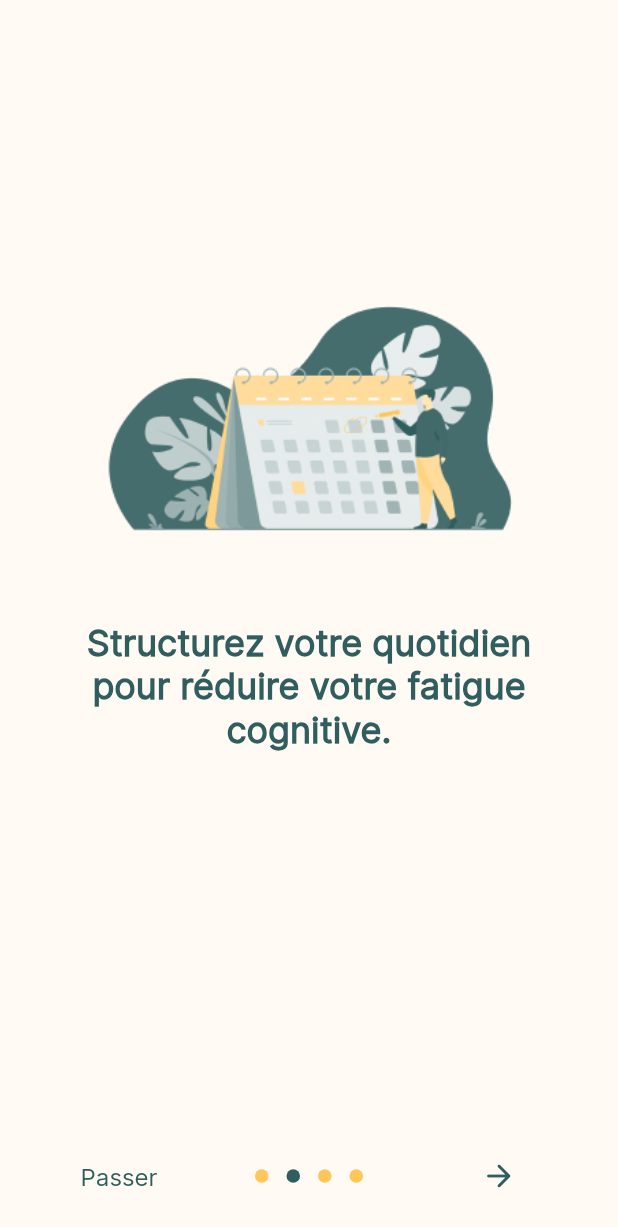
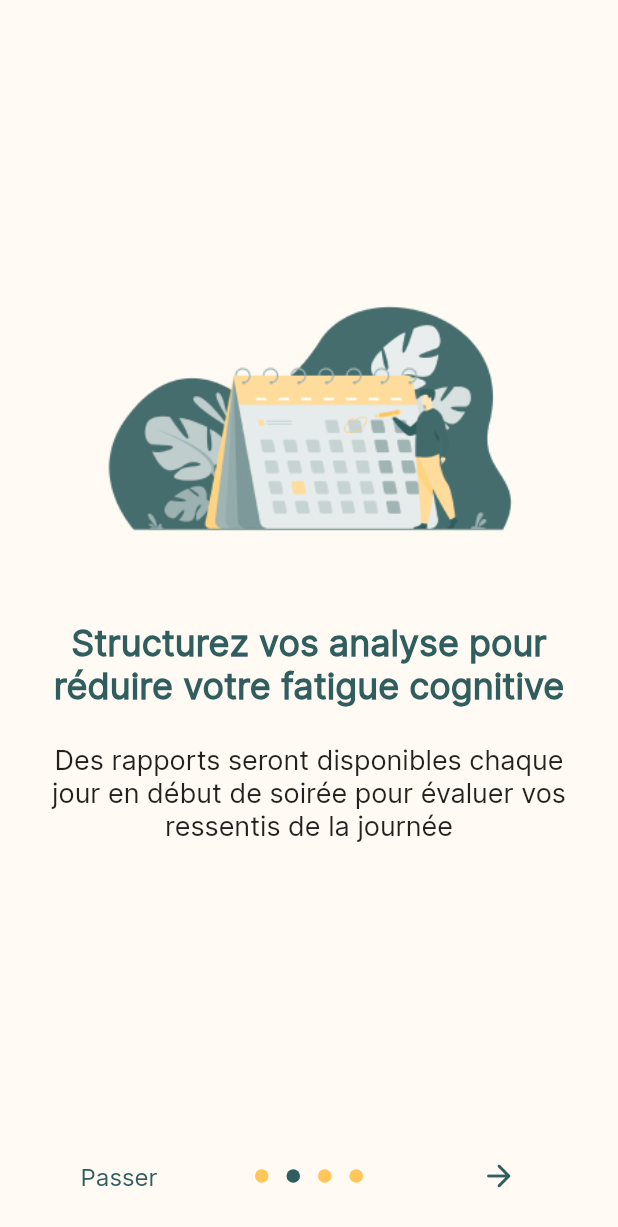
Before and after one commit to justin20100/sloth, a Flutter app: the screen it shows after launch, swiped to page 2, on a phone screen of 412 x 824 dp. Shown: the top 1227 px of the screen. Run offline on Flutter 3.47's test engine with Material 2 defaults, Android fonts, the light colour scheme and no system bars; drawn by our look-alikes of introduction_screen; our stand-ins replace cloud_firestore, email_validator, firebase_auth, firebase_core, table_calendar; missing offline and left inert: dart:ffi; accounts and stored records are empty; generated files the repository leaves out were written again.

Commit message:
adding body text to introduction pages

```diff
--- a/lib/views/introduction.dart
+++ b/lib/views/introduction.dart
@@ -38,7 +38,7 @@ class _IntroductionState extends State<Introduction> {
       pages: [
         PageViewModel(
           title: "Bienvenue sur Sloth !",
-          body: "",
+          body: "Sloth permet de faire des autoévaluations de votre ressenti quotidien par rapport à votre fatigue cognitive, de vous informer sur cette fatigue, ...",
           image: const Image(
             image: AssetImage('assets/img/slothLogo.jpg'),
           ),
@@ -47,8 +47,8 @@ class _IntroductionState extends State<Introduction> {
           ),
         ),
         PageViewModel(
-          title: "Structurez votre quotidien pour réduire votre fatigue cognitive.",
-          body: "",
+          title: "Structurez vos analyse pour réduire votre fatigue cognitive",
+          body: "Des rapports seront disponibles chaque jour en début de soirée pour évaluer vos ressentis de la journée",
           image: const Image(
             image: AssetImage('assets/img/calendar.jpg'),
           ),
@@ -57,8 +57,8 @@ class _IntroductionState extends State<Introduction> {
           ),
         ),
         PageViewModel(
-          title: "Fixez vous des objectifs a accomplir.",
-          body: "",
+          title: "Fixez vous des objectifs a accomplir",
+          body: "Choisissez vos objectifs pendant votre inscription et nous vous aiderons à les réaliser",
           image: const Image(
             image: AssetImage('assets/img/objectifs.jpg'),
           ),
@@ -67,8 +67,8 @@ class _IntroductionState extends State<Introduction> {
           ),
         ),
         PageViewModel(
-          title: "Analysez vos symptômes rapidement.",
-          body: "",
+          title: "Analysez vos symptômes rapidement",
+          body: "Recevez des informations sur les symptômes que vous ressentez",
           image: const Image(
             image: AssetImage('assets/img/symptomes.jpg'),
           ),
```
